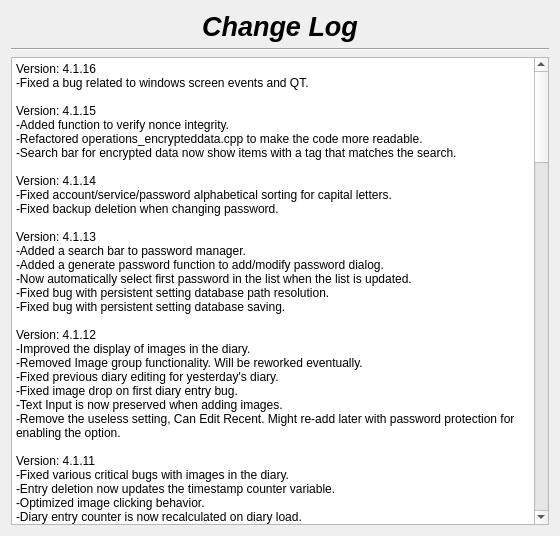
Old version of the form changelog.ui in the repository therealMaPMaKeR/MMDiary.
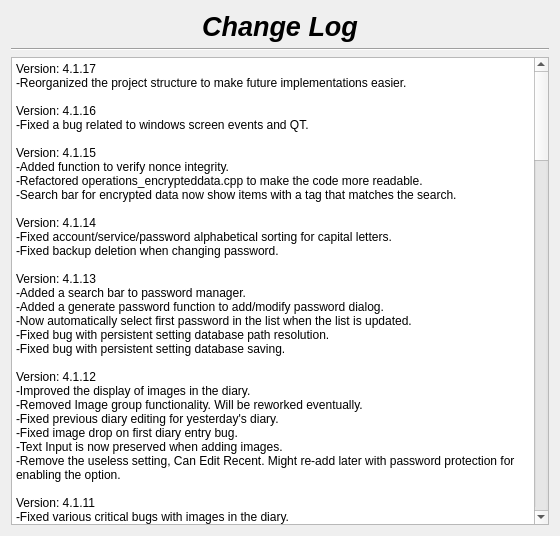
New version of the form.

```diff
--- a/changelog.ui
+++ b/changelog.ui
@@ -55,7 +55,7 @@
 li.unchecked::marker { content: &quot;\2610&quot;; }
 li.checked::marker { content: &quot;\2612&quot;; }
 &lt;/style&gt;&lt;/head&gt;&lt;body style=&quot; font-family:'Segoe UI'; font-size:9pt; font-weight:400; font-style:normal;&quot;&gt;
-&lt;p style=&quot; margin-top:0px; margin-bottom:0px; margin-left:0px; margin-right:0px; -qt-block-indent:0; text-indent:0px;&quot;&gt;Version: 4.1.16&lt;br /&gt;-Fixed a bug related to windows screen events and QT.&lt;/p&gt;
+&lt;p style=&quot; margin-top:0px; margin-bottom:0px; margin-left:0px; margin-right:0px; -qt-block-indent:0; text-indent:0px;&quot;&gt;Version: 4.1.17&lt;br /&gt;-Reorganized the project structure to make future implementations easier.&lt;br /&gt;&lt;br /&gt;Version: 4.1.16&lt;br /&gt;-Fixed a bug related to windows screen events and QT.&lt;/p&gt;
 &lt;p style=&quot;-qt-paragraph-type:empty; margin-top:0px; margin-bottom:0px; margin-left:0px; margin-right:0px; -qt-block-indent:0; text-indent:0px;&quot;&gt;&lt;br /&gt;&lt;/p&gt;
 &lt;p style=&quot; margin-top:0px; margin-bottom:0px; margin-left:0px; margin-right:0px; -qt-block-indent:0; text-indent:0px;&quot;&gt;Version: 4.1.15&lt;br /&gt;-Added function to verify nonce integrity.&lt;/p&gt;
 &lt;p style=&quot; margin-top:0px; margin-bottom:0px; margin-left:0px; margin-right:0px; -qt-block-indent:0; text-indent:0px;&quot;&gt;-Refactored operations_encrypteddata.cpp to make the code more readable.&lt;/p&gt;
```
